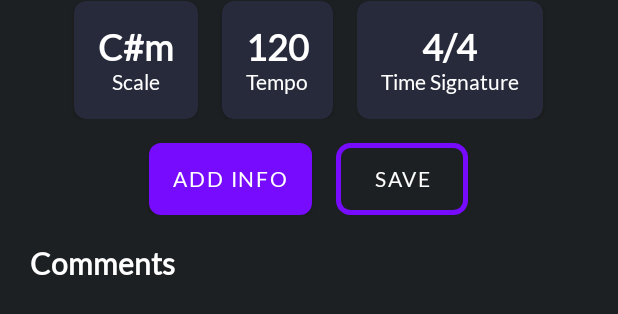
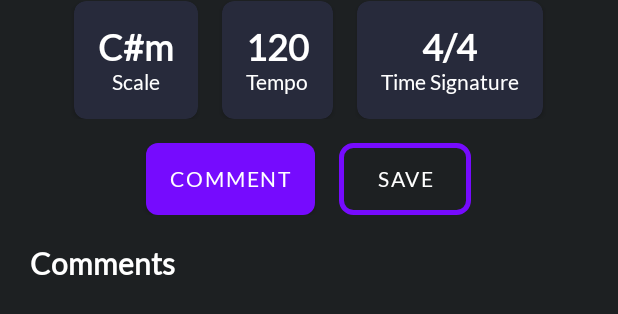
Before and after one commit to GDGVIT/songified-app, an Android app: the layout fragment_song_details.xml on its own in the app's theme, with its tools: preview values and no code run, on a phone screen of 412 x 824 dp. Shown: the part 417-731 px from the top of the screen. Run offline under Robolectric (Android 15) with nearby library versions, the phone set to English and light mode, and no system bars.

Commit message:
refactor: integrated with backend changes for comments

```diff
--- a/app/src/main/java/com/dscvit/songified/model/AddSongInfoRequest.kt
+++ b/app/src/main/java/com/dscvit/songified/model/AddSongInfoRequest.kt
@@ -6,6 +6,8 @@ data class AddSongInfoRequest(
 
     @SerializedName("songId")
     val songId: String,
+    @SerializedName("songName")
+    val sonName:String,
     @SerializedName("detail")
     val songDetails: String
 )
--- a/app/src/main/java/com/dscvit/songified/ui/songbook/SongbookViewModel.kt
+++ b/app/src/main/java/com/dscvit/songified/ui/songbook/SongbookViewModel.kt
@@ -1,11 +1,16 @@
 package com.dscvit.songified.ui.songbook
 
+import androidx.lifecycle.MutableLiveData
 import androidx.lifecycle.ViewModel
 import com.dscvit.songified.model.*
 import com.dscvit.songified.repository.AppRepo
 
 class SongbookViewModel(private val repo: AppRepo) : ViewModel() {
+
+
+
     fun getSongbooks() = repo.getSongbooks()
+
     fun newSongbook(newSongbookRequest: NewSongbookRequest) = repo.newSongbook(newSongbookRequest)
 
     fun updateSongbookName(updateSongbookNameReqeust: UpdateSongbookNameReqeust) =
--- a/app/src/main/java/com/dscvit/songified/ui/songbook/SongbooksFragment.kt
+++ b/app/src/main/java/com/dscvit/songified/ui/songbook/SongbooksFragment.kt
@@ -312,6 +312,8 @@ class SongbooksFragment : Fragment() {
         })
     }
 
+
+
     override fun onDestroyView() {
         super.onDestroyView()
         _binding = null
--- a/app/src/main/res/layout/fragment_song_details.xml
+++ b/app/src/main/res/layout/fragment_song_details.xml
@@ -1,6 +1,10 @@
 <?xml version="1.0" encoding="utf-8"?>
-<LinearLayout xmlns:android="http://schemas.android.com/apk/res/android"
-    xmlns:app="http://schemas.android.com/apk/res-auto"
+<androidx.coordinatorlayout.widget.CoordinatorLayout xmlns:android="http://schemas.android.com/apk/res/android"
+    android:layout_width="match_parent"
+    android:layout_height="match_parent">
+
+
+    <LinearLayout xmlns:app="http://schemas.android.com/apk/res-auto"
         xmlns:tools="http://schemas.android.com/tools"
         android:layout_width="match_parent"
         android:layout_height="match_parent"
@@ -13,6 +17,7 @@
             android:layout_height="24dp"
             android:contentDescription="@string/back_button"
             android:src="@drawable/ic_back" />
+
         <LinearLayout
             android:layout_width="match_parent"
             android:layout_height="wrap_content"
@@ -192,7 +197,7 @@
 
                 android:layout_marginEnd="8dp"
                 android:background="@drawable/normal_button_bg"
-            android:text="@string/add_info" />
+                android:text="@string/add_comment" />
 
             <Button
                 android:id="@+id/btn_save_song_details"
@@ -213,26 +218,28 @@
             android:text="@string/comments"
             android:textSize="20sp"
             android:textStyle="bold" />
+
         <TextView
+            android:id="@+id/tv_no_comments_song_details"
             android:layout_width="wrap_content"
             android:layout_height="wrap_content"
+            android:layout_marginTop="12dp"
             android:text="@string/no_comments"
-    android:layout_marginTop="12dp"
             android:textColor="#BFFFFFFF"
-    android:id="@+id/tv_no_comments_song_details"
-    android:visibility="gone"
-    />
+            android:visibility="gone" />
+
         <com.google.android.material.progressindicator.CircularProgressIndicator
+            android:id="@+id/pb_comments_song_details"
             android:layout_width="wrap_content"
             android:layout_height="wrap_content"
+            android:layout_marginTop="8dp"
             android:indeterminate="true"
-        android:id="@+id/pb_comments_song_details"
-        android:visibility="gone"
-        android:layout_marginTop="8dp"
-        />
+            android:visibility="gone" />
+
         <androidx.recyclerview.widget.RecyclerView
             android:id="@+id/rv_song_info_song_details"
             android:layout_width="match_parent"
             android:layout_height="wrap_content"
             android:layout_marginTop="20dp" />
     </LinearLayout>
+</androidx.coordinatorlayout.widget.CoordinatorLayout>
--- a/app/src/main/res/values/strings.xml
+++ b/app/src/main/res/values/strings.xml
@@ -12,7 +12,7 @@
     <string name="scale">Scale</string>
     <string name="tempo">Tempo</string>
     <string name="time_signature">Time Signature</string>
-    <string name="add_info">Add Info</string>
+    <string name="add_comment">Comment</string>
     <string name="save">Save</string>
     <string name="comments">Comments</string>
     <string name="account_info">Account Info</string>
@@ -57,10 +57,10 @@
     <string name="back_button">back button</string>
     <string name="no_songs">No songs in this songbook!</string>
     <string name="notes">Notes</string>
-    <string name="no_songbooks">No songbooks found!</string>
+    <string name="no_songbooks">No songbooks found! Search a song and add it here.</string>
     <string name="add_new_songbook">add new songbook</string>
     <string name="energy_level_data">Energy level : %1$s</string>
-    <string name="emotional_profile_data">Emotional proile : %1$s</string>
+    <string name="emotional_profile_data">Emotional profile : %1$s</string>
     <string name="uploading_file">Uploading file …</string>
     <string name="songbooks_count_data_multiple">%1$d books</string>
     <string name="songbooks_count_data_single">%1$d book</string>
@@ -72,6 +72,7 @@
     <string name="nav_title_songbooks">Songbooks</string>
     <string name="nav_title_profile">Profile</string>
     <string name="no_comments">No comments to show</string>
+    <string name="no_songbooks_found">No songbooks found</string>
 
 
 </resources>
```
Also changed, not shown: app/src/main/java/com/dscvit/songified/ui/search/SongDetailsFragment.kt (+45 -17 lines), app/src/main/res/layout/dialog_save_song.xml (+9 -1 lines). Lines whose indentation alone changed are shown as unchanged.
